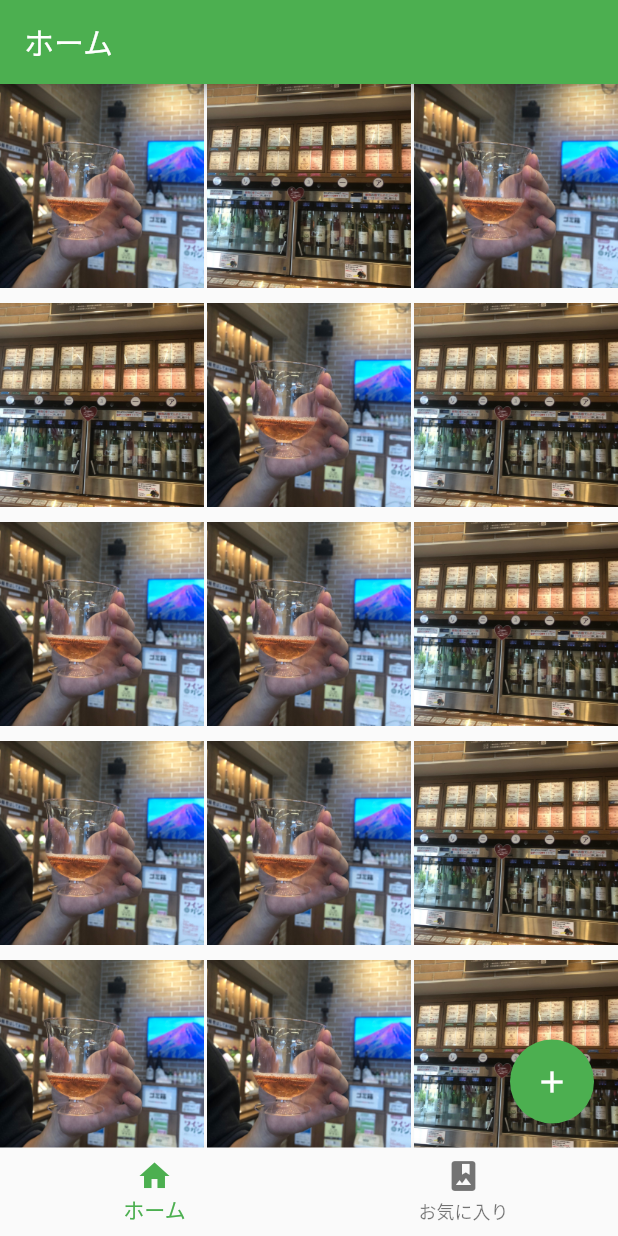
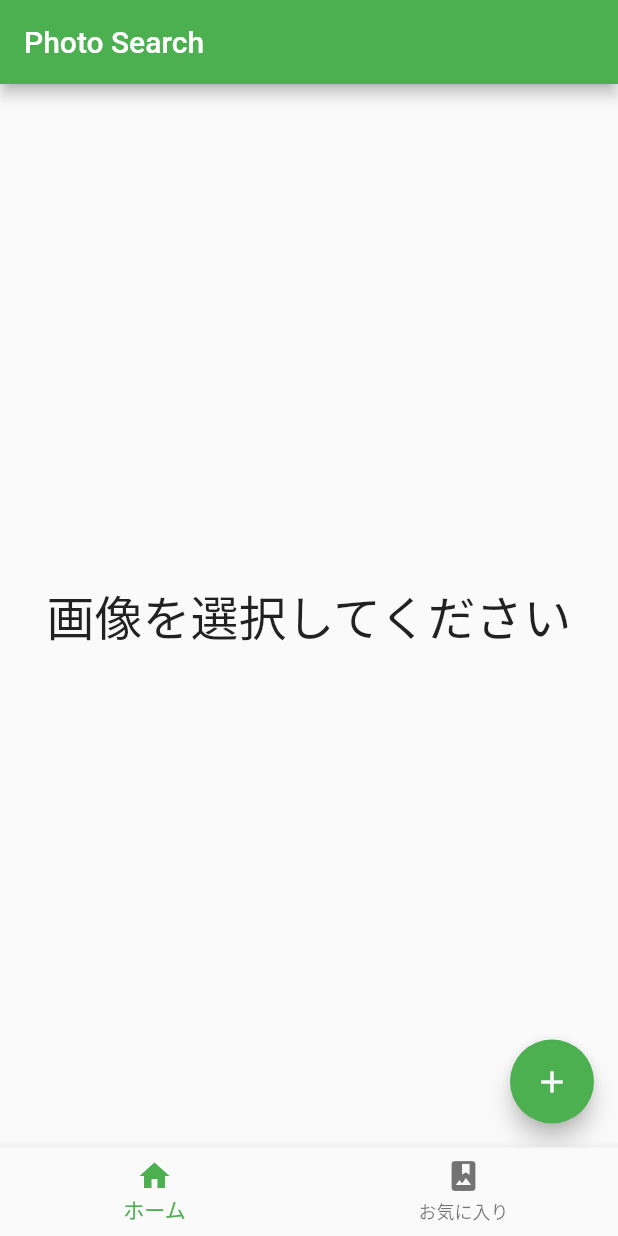
Before and after one commit to ryojinagai/flutter-dojo, a Flutter app: the screen it shows after launch, after a tap on the "add" icon, on a phone screen of 412 x 824 dp. Run offline on Flutter 3.47's test engine with Material 2 defaults, Android fonts, the phone set to English and light mode, and no system bars; our stand-ins replace image_picker.

Commit message:
暫定的に

```diff
--- /dev/null
+++ b/lib/models/DisplayImage.dart
@@ -0,0 +1,8 @@
+import 'dart:io';
+
+class DisplayImage {
+  late File file;
+  late bool uploaded;
+  late DateTime created;
+  DisplayImage(this.file,this.uploaded, this.created);
+}
--- a/lib/screens/home.dart
+++ b/lib/screens/home.dart
@@ -1,14 +1,18 @@
+import 'dart:io';
 
 import 'package:flutter/material.dart';
-import 'package:flutter/material.dart';
 import 'package:image_picker/image_picker.dart';
+import 'package:path_provider/path_provider.dart';
+import 'package:path/path.dart';
+
+import '../models/DisplayImage.dart';
 class HomeScreen extends StatelessWidget {
   const HomeScreen({Key? key}) :super(key: key);
   @override
   Widget build(BuildContext context) {
     return Scaffold(
       appBar: AppBar(
-        title: const Text('ホーム'),
+        title: const Text('Photo Search'),
       ),
       body:
       ImagesWidget(),
@@ -24,49 +28,115 @@ class ImagesWidget extends StatefulWidget {
 
 class _ImagesWidgetState extends State<ImagesWidget> {
   final ImagePicker _picker = ImagePicker();
-
+  dynamic _pickImageError;
+  List<String> _permanentImagePathList = [];
+  List<File>? _permanentImageFileList = [];
+  List<DisplayImage>? _displayImageList = [];
 
   @override
   Widget build(BuildContext context) {
-    final imageList =[
-      _imageItem("mywine"),
-      _imageItem("wines"),
-      _imageItem("mywine"),
-      _imageItem("wines"),_imageItem("mywine"),_imageItem("wines"),_imageItem("mywine"),
-      _imageItem("mywine"),_imageItem("wines"),_imageItem("mywine"),
-      _imageItem("mywine"),_imageItem("wines"),_imageItem("mywine"),
-      _imageItem("mywine"),_imageItem("wines"),_imageItem("mywine"),];
     final ButtonStyle style =
     ElevatedButton.styleFrom(textStyle: const TextStyle(fontSize: 20));
-
-    // return GridView.count(
-    //     mainAxisSpacing: 10,
-    //     crossAxisSpacing: 2,
-    //     crossAxisCount: 3,
-    //     children: imageList
-    // );
+    if (_displayImageList?.length != null ) {
+      if (_displayImageList?.length == 0) {
+        print("選択されている画像がないとき。");
         return Scaffold(
-      body: GridView.count(
-            mainAxisSpacing: 10,
-            crossAxisSpacing: 2,
-            crossAxisCount: 3,
-            children: imageList
+          body:
+          Center(
+            child: Text("画像を選択してください", style: TextStyle(fontSize: 32)),
           ),
           floatingActionButtonLocation: FloatingActionButtonLocation.endFloat,
-      floatingActionButton: FloatingActionButton(
-        onPressed: () {},
+          floatingActionButton:FloatingActionButton(
+            onPressed: _imagesPicking,
             child: Icon(Icons.add),
           ),
         );
       }
-  Widget _imageItem(String name) {
-    var image = "images/" + name + ".jpg";
-    return Container(
-      child: Image.asset(image, fit: BoxFit.cover,),
+      return Scaffold(
+        body: GridView.builder(
+            gridDelegate: SliverGridDelegateWithFixedCrossAxisCount(
+              crossAxisSpacing: 2,
+              mainAxisSpacing: 10,
+              crossAxisCount: 3,
+            ),
+            itemCount: _displayImageList?.length,
+            itemBuilder: (context, index) {
+              return Stack(
+                  children:[
+                    Positioned.fill(child: Container(
+                        child: Image.file(
+                          File(_displayImageList![index].file.path), fit: BoxFit.cover,)
+                    )),
+                    Positioned(
+                        right: 2,
+                        child: (_displayImageList![index].uploaded)?Icon(Icons.check_circle):Icon(Icons.highlight_off))]
+              );}
+        ),
+        floatingActionButtonLocation: FloatingActionButtonLocation.endFloat,
+        floatingActionButton: FloatingActionButton(
+          onPressed: _imagesPicking,
+          child: Icon(Icons.add),
+        ),
+      );
+    } else {
+        //ユーザが画像を選択せずに戻った場合。
+        return Scaffold(
+          body:
+          Center(
+            child: Text("画像を選択してください", style: TextStyle(fontSize: 32)),
+          ),
+          floatingActionButtonLocation: FloatingActionButtonLocation.endFloat,
+          floatingActionButton:FloatingActionButton(
+            onPressed: _imagesPicking,
+            child: Icon(Icons.add),
+          ),
         );
     }
+  }
+
   Future<void> _imagesPicking() async {
-    final List<XFile>? images = await _picker.pickMultiImage();
-    print(images);
+    try {
+      final List<XFile>? pickedFileList = await _picker.pickMultiImage();
+      // getUrl();
+      // _handleUploadImage(pickedFileList);
+      if(pickedFileList != null) {
+        saveImagePermanentHandle(pickedFileList);
+      }
+    } catch (e) {
+      setState(() {
+        _pickImageError = e;
+      });
     }
   }
+  Future<void> _handleUploadImage() async {
+    _displayImageList!.forEach((element) async {
+      if (element.uploaded != false) {
+
+      }
+    });
+  }
+
+  Future<void> saveImagePermanentHandle(List<XFile> pickedFileList) async {
+    pickedFileList.forEach((element) async {
+      DateTime created = await element.lastModified();
+      _displayImageList!.add(DisplayImage(File(element.path), false, created));
+    });
+    _handleUploadImage();
+    setState(() {
+      _displayImageList;
+    });
+  }
+  //とりあえず使わない。pathを永続化するためのメソッド
+  // Future<void> saveImagePermanent(String imagePath) async {
+  //   final directory = await getExternalStorageDirectory();
+  //   final permanentPath = '${directory!.path}/$imagePath';
+  //   final image = File(permanentPath);
+  //   if (_permanentImagePathList.contains(permanentPath)) {
+  //     return null;
+  //   }
+  //   final savedImage = await File(imagePath).copy(image.path);
+  //   setState(() {
+  //     _permanentImageFileList!.add(savedImage);
+  //   });
+  // }
+}
--- a/pubspec.yaml
+++ b/pubspec.yaml
@@ -35,7 +35,7 @@ dependencies:
   # Use with the CupertinoIcons class for iOS style icons.
   cupertino_icons: ^1.0.2
   image_picker: ^0.8.4+4
-
+  path_provider: ^2.0.11
 dev_dependencies:
   flutter_test:
     sdk: flutter
```
Also changed, not shown: constant/strings.dart (added), pubspec.lock. Lines whose indentation alone changed are shown as unchanged.
